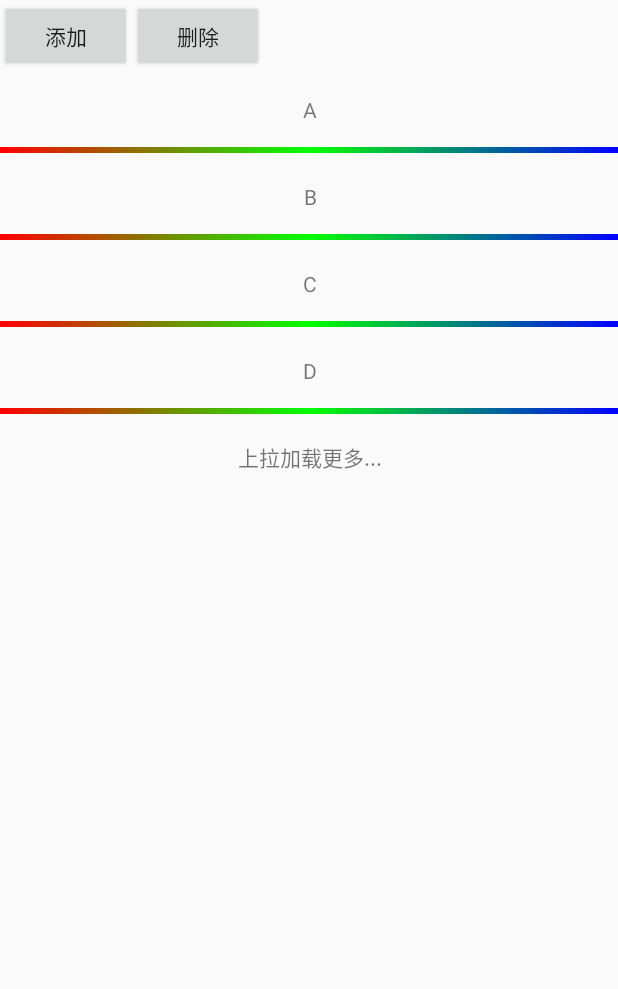
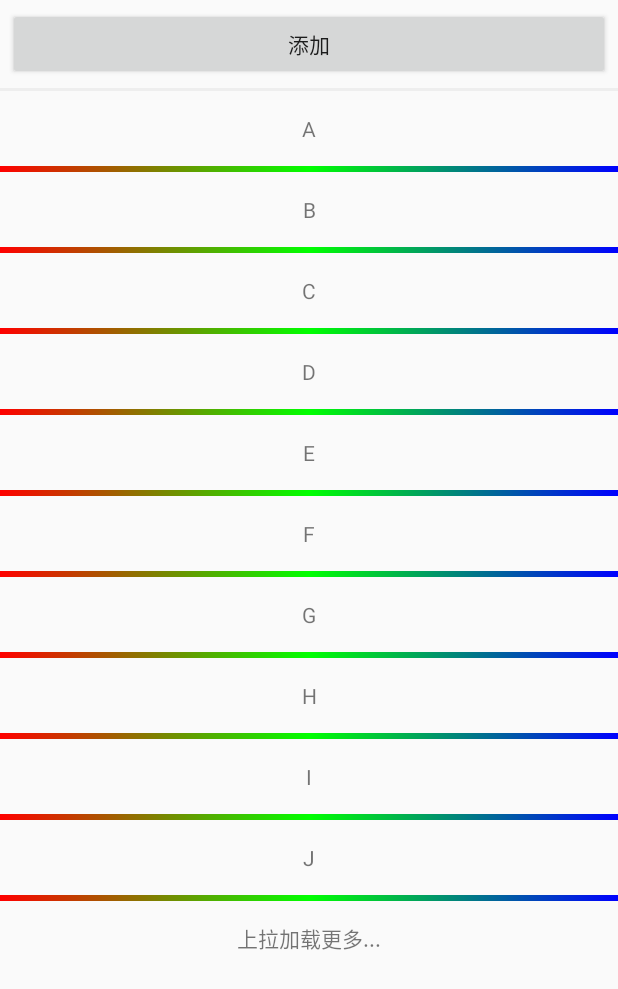
Before and after one commit to hebaulida/SuperRecyclerView, an Android app: the screen it shows after launch (MainActivity), on a phone screen of 412 x 824 dp. Shown: the top 989 px of the screen. Run offline under Robolectric (Android 15) with nearby library versions, the phone set to English and light mode, and no system bars.

```diff
--- a/src/main/java/com/lee/superrecyclerview/MainActivity.java
+++ b/src/main/java/com/lee/superrecyclerview/MainActivity.java
@@ -28,31 +28,28 @@ public class MainActivity extends Activity {
 	private Button add;
 	private SwipeRefreshLayout mSwipeRefreshLayout;
 	private int lastVisibleItem;
+	public static MainActivity mMainActivity;
 	@Override
 	protected void onCreate(Bundle savedInstanceState) {
 		super.onCreate(savedInstanceState);
 		setContentView(R.layout.activity_main);
+		mMainActivity = this;
 		add = (Button) findViewById(R.id.add);
 		mSwipeRefreshLayout = (SwipeRefreshLayout) findViewById(R.id.my_swiperefresh_view);
-
-
-
+		mRecyclerView = (RecyclerView)findViewById(R.id.my_recycler_view);
 
 		initData();
 
-		mRecyclerView = (RecyclerView)findViewById(R.id.my_recycler_view);
 		//创建refreshfootadapteradapter
 		adapter = new RefreshFootAdapter(mDatas);
 
 		mLinearLayoutManager = new LinearLayoutManager(this);
-		//垂直方向
+		//设置为垂直方向
 		mLinearLayoutManager.setOrientation(OrientationHelper.VERTICAL);
 
 //		mGridLayoutManager = new GridLayoutManager(this, 4);
-
 //		mStaggeredGridLayoutManager = new StaggeredGridLayoutManager(4, OrientationHelper.VERTICAL);
 		mRecyclerView.setLayoutManager(mLinearLayoutManager);
-//		mRecyclerView.setAdapter(mAdapter);
 		mRecyclerView.setAdapter(adapter);
 		//给竖直显示的数据，画水平横线
 		mRecyclerView.addItemDecoration(new DividerItemDecoration(this,
@@ -60,7 +57,7 @@ public class MainActivity extends Activity {
 		//给水平显示的数据画线，划垂直线
 		mRecyclerView.addItemDecoration(new DividerItemDecoration(this,
 				DividerItemDecoration.HORIZONTAL_LIST));
-		mRecyclerView.addItemDecoration(new DividerGridItemDecoration(this));
+//		mRecyclerView.addItemDecoration(new DividerGridItemDecoration(this));
 		adapter.setOnItemClickLitener(new RefreshFootAdapter.OnItemClickLitener() {
 			@Override
 			public void onItemClick(View view, int position) {
@@ -73,15 +70,15 @@ public class MainActivity extends Activity {
 				adapter.removeItem(position);
 			}
 		});
-
-		//添加默认的动画效果
-		mRecyclerView.setItemAnimator(new DefaultItemAnimator());
 		add.setOnClickListener(new View.OnClickListener() {
 			@Override
 			public void onClick(View view) {
 				adapter.addItem("add item", 1);
 			}
 		});
+
+		//添加默认的动画效果
+		mRecyclerView.setItemAnimator(new DefaultItemAnimator());
 		//下拉刷新数据
 		mSwipeRefreshLayout.setProgressBackgroundColorSchemeResource(R.color.google_green);
 		mSwipeRefreshLayout.setColorSchemeColors(R.color.google_blue,
@@ -105,8 +102,10 @@ public class MainActivity extends Activity {
 				super.onScrollStateChanged(recyclerView, newState);
 				if(newState == recyclerView.SCROLL_STATE_IDLE
 						&& lastVisibleItem + 1 == adapter.getItemCount()){
+
 					MoreData();
 					adapter.notifyDataSetChanged();
+					//设置更改footview的状态
 					adapter.changeMoreStatus(RefreshFootAdapter.PULLUP_LOAD_MORE);
 
 				}
@@ -118,19 +117,23 @@ public class MainActivity extends Activity {
 			}
 		});
 	}
+	//初始化数据
 	protected void initData() {
 		mDatas = new ArrayList<String>();
-		for (int i = 'A'; i <= 'D'; i++) {
+		for (int i = 'A'; i <= 'J'; i++) {
 			mDatas.add("" + (char) i);
 		}
 	}
+	//下拉刷新进行的操作
 	private void fetchingNewData() {
 		for(int i = 0;i<5;i++) {
 			mDatas.add(i, "新数据" + i);
 		}
 		mSwipeRefreshLayout.setRefreshing(false);
 	}
+	//上拉刷新进行的操作
 	private void MoreData() {
+		adapter.changeMoreStatus(RefreshFootAdapter.LOADING_MORE);
 		SystemClock.sleep(1000);
 		for(int i = 0;i<5;i++) {
 			mDatas.add( "新数据----" + i);
--- a/src/main/java/com/lee/superrecyclerview/RefreshFootAdapter.java
+++ b/src/main/java/com/lee/superrecyclerview/RefreshFootAdapter.java
@@ -153,8 +153,8 @@ public class RefreshFootAdapter extends RecyclerView.Adapter<RecyclerView.ViewHo
 	 * NO_MORE_DATA=2;
 	 * @param status
 	 */
-	public void changeMoreStatus(int status){
-		load_more_status=status;
+	public void changeMoreStatus(int status) {
+		load_more_status = status;
 		notifyDataSetChanged();
 	}
 }
--- a/src/main/res/layout/activity_main.xml
+++ b/src/main/res/layout/activity_main.xml
@@ -9,18 +9,18 @@
         android:id="@+id/title"
         android:layout_width="match_parent"
         android:layout_height="wrap_content"
-        android:orientation="horizontal"
+        android:orientation="vertical"
         >
         <Button
             android:id="@+id/add"
-            android:layout_width="wrap_content"
+            android:layout_width="match_parent"
             android:layout_height="wrap_content"
+            android:layout_margin="5dp"
             android:text="@string/add"/>
-        <Button
-            android:layout_width="wrap_content"
-            android:layout_height="wrap_content"
-            android:id="@+id/del"
-            android:text="@string/del"/>
+        <TextView
+            android:layout_width="match_parent"
+            android:layout_height="2dp"
+            android:background="#eeeeee"/>
     </LinearLayout>
     <android.support.v4.widget.SwipeRefreshLayout
         android:layout_below="@+id/title"
```
